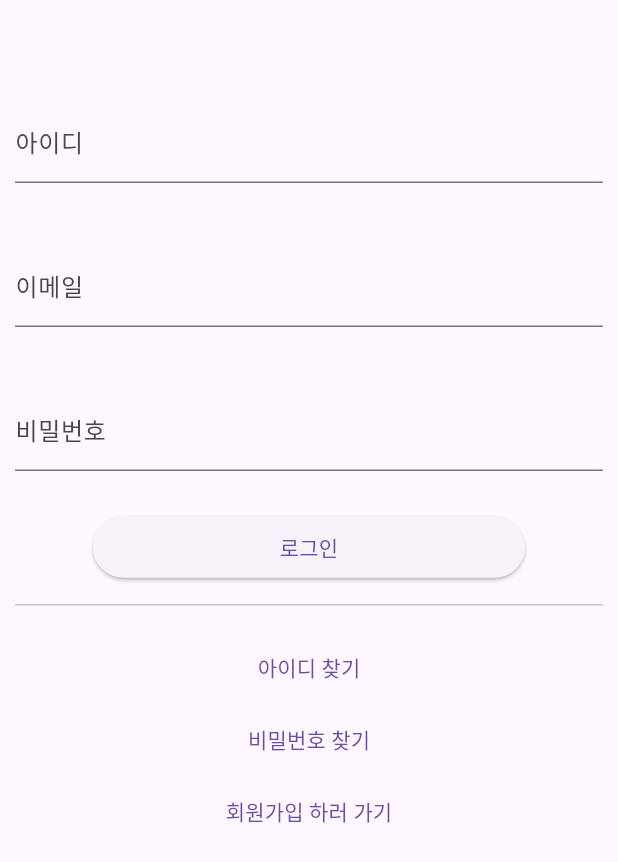
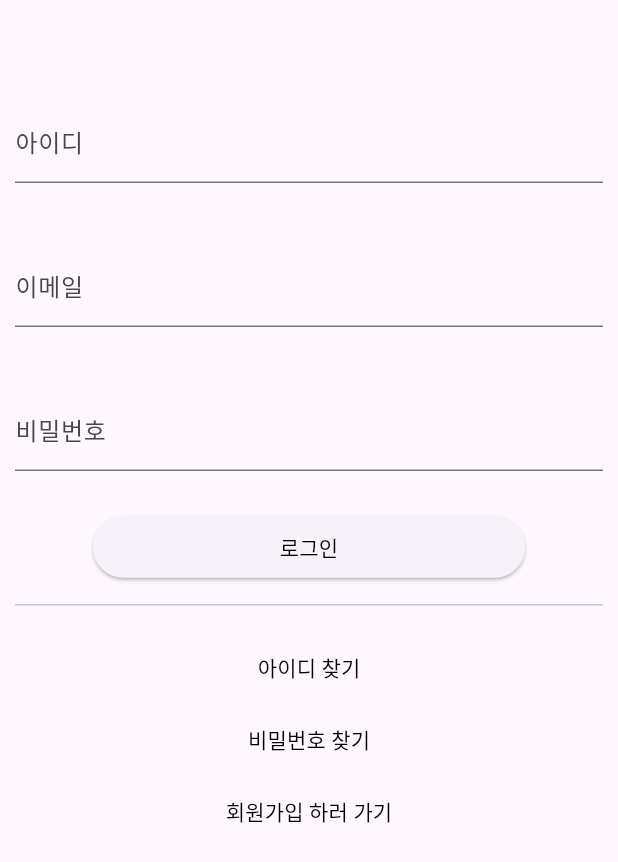
Before and after one commit to jungwoooooooo/perfumedream-capstone, a Flutter app: the screen it shows after launch, on a phone screen of 412 x 824 dp. Shown: the top 862 px of the screen. Run offline on Flutter 3.47's test engine with Material 3 defaults, Android fonts, the phone set to English and light mode, and no system bars; our stand-ins replace cached_network_image, cloud_firestore, firebase_auth, firebase_core, flutter_secure_storage, get and 1 more; missing offline and left inert: kpostal, mailer, mysql1; accounts and stored records are empty; Roboto replaces fonts that are missing (Compagnon).

Commit message:
git commit

```diff
--- a/lib/screens/screen_Login.dart
+++ b/lib/screens/screen_Login.dart
@@ -1,4 +1,3 @@
-// screens/screen_login.dart
 import 'package:flutter/material.dart';
 import 'package:provider/provider.dart';
 
@@ -14,7 +13,8 @@ class LoginScreen extends StatelessWidget {
       create: (_) => LoginModel(),
       child: Scaffold(
         appBar: AppBar(),
-        body: Column(
+        body: SingleChildScrollView( // Wrap with SingleChildScrollView
+          child: Column(
             children: [
               IdInput(),
               EmailInput(),
@@ -31,17 +31,24 @@ class LoginScreen extends StatelessWidget {
                 onPressed: () {
                   Navigator.of(context).pushNamed('/id_recovery');
                 },
-              child: Text('아이디 찾기'),
+                child: Text(
+                  '아이디 찾기',
+                  style: TextStyle(color: Colors.black),
+                ),
               ),
               // 비밀번호 찾기 버튼
               TextButton(
                 onPressed: () {
                   Navigator.of(context).pushNamed('/password_recovery');
                 },
-              child: Text('비밀번호 찾기'),
+                child: Text(
+                  '비밀번호 찾기',
+                  style: TextStyle(color: Colors.black),
+                ),
               ),
               RegisterButton(),
             ],
+          ),
         ),
       ),
     );
@@ -138,7 +145,7 @@ class LoginButton extends StatelessWidget {
             if (loginStatus == AuthStatus.loginSuccess) {
               loginService.saveMember(User(
                 id: id.text,
-                  password: password.text
+                password: password.text,
               ));
 
               ScaffoldMessenger.of(context)
@@ -154,7 +161,10 @@ class LoginButton extends StatelessWidget {
             }
           });
         },
-        child: Text('로그인'),
+        child: Text(
+          '로그인',
+          style: TextStyle(color: Colors.black),
+        ),
       ),
     );
   }
@@ -169,6 +179,8 @@ class RegisterButton extends StatelessWidget {
       },
       child: Text(
         '회원가입 하러 가기',
-        ));
+        style: TextStyle(color: Colors.black),
+      ),
+    );
   }
 }
--- a/lib/screens/screen_index.dart
+++ b/lib/screens/screen_index.dart
@@ -34,7 +34,7 @@ class _IndexScreenState extends State<IndexScreen> {
   @override
   Widget build(BuildContext context) {
     return Scaffold(
-      appBar: AppBar(),
+      appBar: AppBar(toolbarHeight: 10),
       bottomNavigationBar: BottomNavigationBar(
         type: BottomNavigationBarType.fixed,
         iconSize: 44,
--- a/lib/tabs/tab_profile.dart
+++ b/lib/tabs/tab_profile.dart
@@ -1,4 +1,4 @@
-// tabs/tab_profile.dart
+
 import 'package:flutter/cupertino.dart';
 import 'package:flutter/material.dart';
 import 'package:provider/provider.dart';
--- a/pubspec.yaml
+++ b/pubspec.yaml
@@ -75,7 +75,8 @@ flutter:
   uses-material-design: true
 
   # To add assets to your application, add an assets section, like this:
-  # assets:
+  assets:
+    - lib/assets/login.png
   #   - images/a_dot_burr.jpeg
   #   - images/a_dot_ham.jpeg
 
```
Also changed, not shown: lib/screens/screen_item_list_page.dart (+9 -3 lines), lib/assets/login.png (added), 21 other files. Lines whose indentation alone changed are shown as unchanged.
